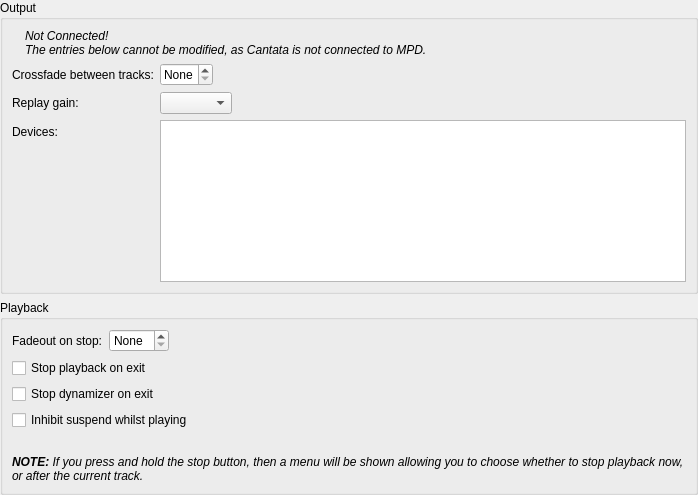
Above: gui/playbacksettings.ui from CDrummond/cantata before the change. Below: the same form after it.
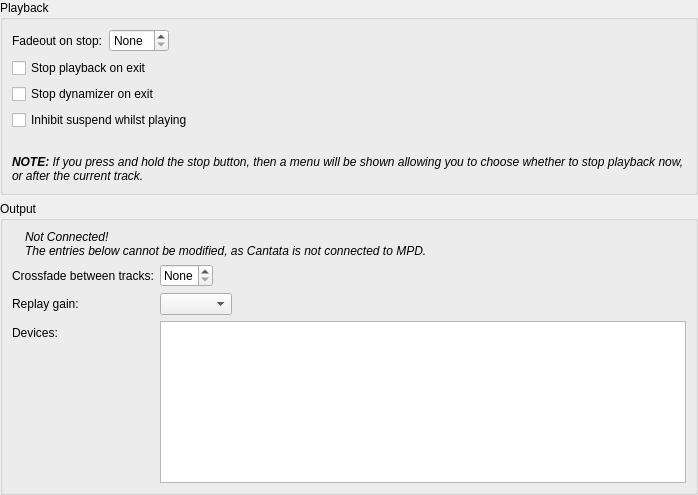
That is the form after the change. Custom widgets are drawn as their Qt base class.

Commit message: Put output settings below playback settings - as output has "The settings below refer to ..." and it is only the output ones, not playback. Rearranging make this more obvious.

Patch:
```diff
--- a/gui/playbacksettings.ui
+++ b/gui/playbacksettings.ui
@@ -23,6 +23,85 @@
    <property name="bottomMargin">
     <number>0</number>
    </property>
+   <item>
+    <widget class="QGroupBox" name="stopPlaybackBox">
+     <property name="title">
+      <string>Playback</string>
+     </property>
+     <layout class="QFormLayout" name="formLayout">
+      <property name="fieldGrowthPolicy">
+       <enum>QFormLayout::ExpandingFieldsGrow</enum>
+      </property>
+      <item row="0" column="0">
+       <widget class="BuddyLabel" name="label_6b">
+        <property name="text">
+         <string>Fadeout on stop:</string>
+        </property>
+        <property name="buddy">
+         <cstring>stopFadeDuration</cstring>
+        </property>
+       </widget>
+      </item>
+      <item row="0" column="1">
+       <widget class="QSpinBox" name="stopFadeDuration">
+        <property name="suffix">
+         <string> ms</string>
+        </property>
+        <property name="specialValueText">
+         <string>None</string>
+        </property>
+       </widget>
+      </item>
+      <item row="1" column="0" colspan="2">
+       <widget class="QCheckBox" name="stopOnExit">
+        <property name="text">
+         <string>Stop playback on exit</string>
+        </property>
+       </widget>
+      </item>
+      <item row="2" column="0" colspan="2">
+       <widget class="QCheckBox" name="stopDynamizerOnExit">
+        <property name="text">
+         <string>Stop dynamizer on exit</string>
+        </property>
+       </widget>
+      </item>
+      <item row="3" column="0" colspan="2">
+       <widget class="QCheckBox" name="inhibitSuspend">
+        <property name="text">
+         <string>Inhibit suspend whilst playing</string>
+        </property>
+       </widget>
+      </item>
+      <item row="4" column="0">
+       <spacer name="verticalSpacer_8">
+        <property name="orientation">
+         <enum>Qt::Vertical</enum>
+        </property>
+        <property name="sizeType">
+         <enum>QSizePolicy::Fixed</enum>
+        </property>
+        <property name="sizeHint" stdset="0">
+         <size>
+          <width>20</width>
+          <height>13</height>
+         </size>
+        </property>
+       </spacer>
+      </item>
+      <item row="5" column="0" colspan="2">
+       <widget class="QLabel" name="noteLabel">
+        <property name="text">
+         <string>&lt;i&gt;&lt;b&gt;NOTE:&lt;/b&gt; If you press and hold the stop button, then a menu will be shown allowing you to choose whether to stop playback now, or after the current track.&lt;/i&gt;</string>
+        </property>
+        <property name="wordWrap">
+         <bool>true</bool>
+        </property>
+       </widget>
+      </item>
+     </layout>
+    </widget>
+   </item>
    <item>
     <widget class="QGroupBox" name="outputBox">
      <property name="title">
@@ -147,85 +226,6 @@
      </layout>
     </widget>
    </item>
-   <item>
-    <widget class="QGroupBox" name="stopPlaybackBox">
-     <property name="title">
-      <string>Playback</string>
-     </property>
-     <layout class="QFormLayout" name="formLayout">
-      <property name="fieldGrowthPolicy">
-       <enum>QFormLayout::ExpandingFieldsGrow</enum>
-      </property>
-      <item row="0" column="0">
-       <widget class="BuddyLabel" name="label_6b">
-        <property name="text">
-         <string>Fadeout on stop:</string>
-        </property>
-        <property name="buddy">
-         <cstring>stopFadeDuration</cstring>
-        </property>
-       </widget>
-      </item>
-      <item row="0" column="1">
-       <widget class="QSpinBox" name="stopFadeDuration">
-        <property name="suffix">
-         <string> ms</string>
-        </property>
-        <property name="specialValueText">
-         <string>None</string>
-        </property>
-       </widget>
-      </item>
-      <item row="4" column="0">
-       <spacer name="verticalSpacer_8">
-        <property name="orientation">
-         <enum>Qt::Vertical</enum>
-        </property>
-        <property name="sizeType">
-         <enum>QSizePolicy::Fixed</enum>
-        </property>
-        <property name="sizeHint" stdset="0">
-         <size>
-          <width>20</width>
-          <height>13</height>
-         </size>
-        </property>
-       </spacer>
-      </item>
-      <item row="5" column="0" colspan="2">
-       <widget class="QLabel" name="noteLabel">
-        <property name="text">
-         <string>&lt;i&gt;&lt;b&gt;NOTE:&lt;/b&gt; If you press and hold the stop button, then a menu will be shown allowing you to choose whether to stop playback now, or after the current track.&lt;/i&gt;</string>
-        </property>
-        <property name="wordWrap">
-         <bool>true</bool>
-        </property>
-       </widget>
-      </item>
-      <item row="1" column="0" colspan="2">
-       <widget class="QCheckBox" name="stopOnExit">
-        <property name="text">
-         <string>Stop playback on exit</string>
-        </property>
-       </widget>
-      </item>
-      <item row="2" column="0" colspan="2">
-       <widget class="QCheckBox" name="stopDynamizerOnExit">
-        <property name="text">
-         <string>Stop dynamizer on exit</string>
-        </property>
-       </widget>
-      </item>
-      <item row="3" column="0" colspan="2">
-       <widget class="QCheckBox" name="inhibitSuspend">
-        <property name="text">
-         <string>Inhibit suspend whilst playing</string>
-        </property>
-       </widget>
-      </item>
-     </layout>
-    </widget>
-   </item>
    <item>
     <spacer name="paddingSpacer">
      <property name="orientation">
```
Left out of the diff: 9 changed lines with no effect on the pictures.
